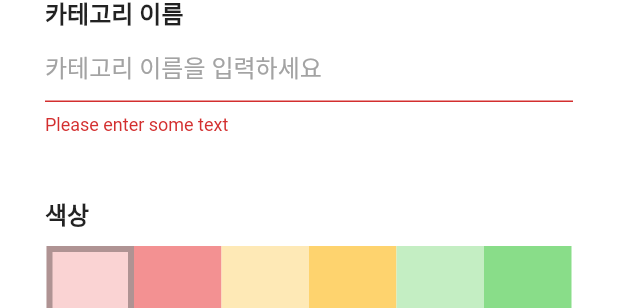
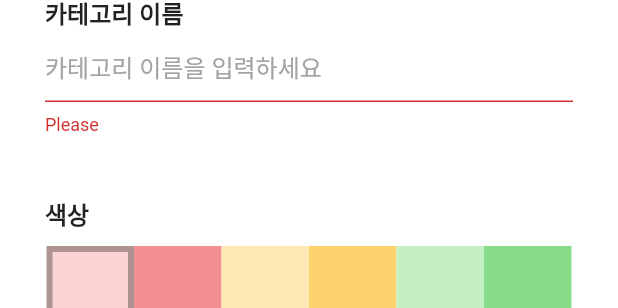
Before and after one commit to orang2019/Study, a Flutter app: the CategoryAdd widget shown alone on an empty page, opened directly, after a tap on "추가하기", on a phone screen of 412 x 824 dp. Shown: the part 246-554 px from the top of the screen. Run offline on Flutter 3.47's test engine with Material 2 defaults, Android fonts, the phone set to English and light mode, and no system bars; our stand-ins replace get, hive, hive_flutter; accounts and stored records are empty; Roboto replaces fonts that are missing (Pretendard).

Commit message:
push되는지?

```diff
--- a/lib/widget/category_add.dart
+++ b/lib/widget/category_add.dart
@@ -75,7 +75,7 @@ class _CategoryAddState extends State<CategoryAdd> {
                                 controller: categoryNameController,
                                 validator: (value){
                                   if(value==null||value.isEmpty){
-                                    return 'Please enter some text';
+                                    return 'Please';
                                   }
                                   return null;
                                 },),
```
